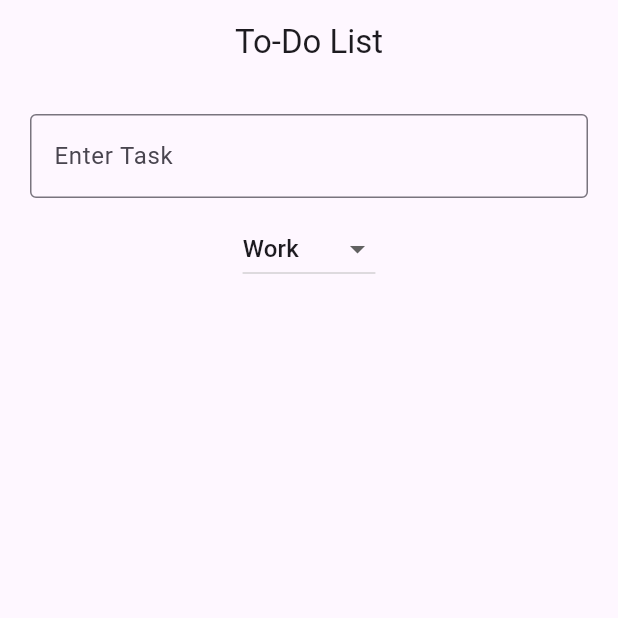
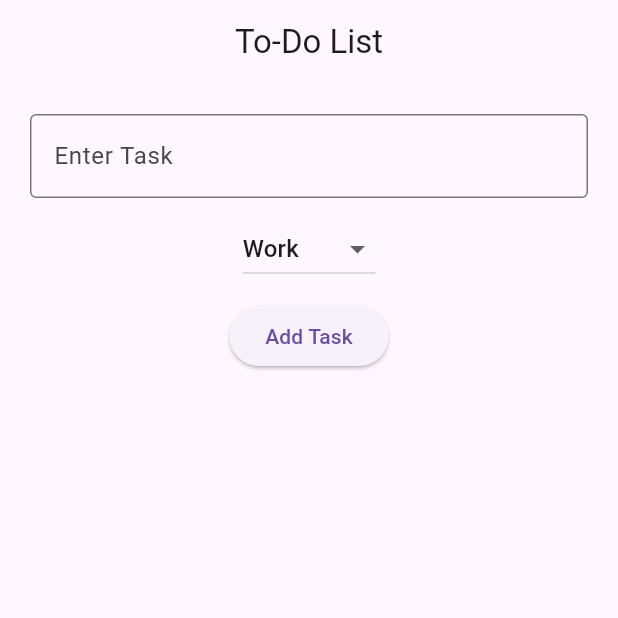
Before and after one commit to rayane2323/mobileproject1, a Flutter app: the screen it shows after launch, on a phone screen of 412 x 824 dp, the top half of it. Run offline on Flutter 3.47's test engine with Material 3 defaults, Android fonts, the phone set to English and light mode, and no system bars.

Commit message:
adding the elevated button

```diff
--- a/lib/main.dart
+++ b/lib/main.dart
@@ -28,6 +28,8 @@ class _TaskHelperPageState extends State<TaskHelperPage> {
   final TextEditingController _taskController = TextEditingController();
   final List<String> _categories = ['Work', 'School', 'Personal'];
   String _selectedCategory = 'Work';
+  List<String> _tasks = [];
+
   @override
   void dispose() {
     _taskController.dispose();
@@ -64,6 +66,19 @@ class _TaskHelperPageState extends State<TaskHelperPage> {
                   )
                   .toList(),
             ),
+            const SizedBox(height: 10), // add space before button
+
+            ElevatedButton(
+              onPressed: () {
+                if (_taskController.text.isNotEmpty) {
+                  setState(() {
+                    _tasks.add("${_taskController.text} [$_selectedCategory]");
+                    _taskController.clear();
+                  });
+                }
+              },
+              child: const Text("Add Task"),
+            ),
           ],
         ),
       ),
```
